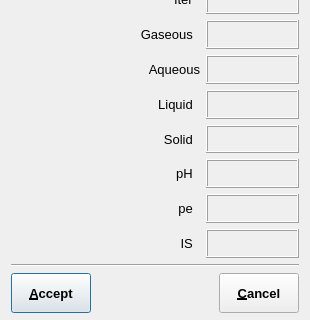
Before: the Qt Designer form GUI/Dialogs4/ProgressDialog4.ui in gemshub/GEMSGUI, drawn with Qt 5; both pictures show x 0 to 310 and y 140 to 460 of the 310 by 460 pixel window.
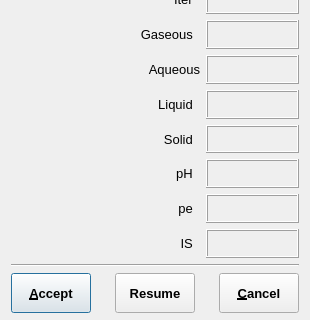
After: the same form once the commit is applied.

```diff
--- a/GUI/Dialogs4/ProgressDialog4.ui
+++ b/GUI/Dialogs4/ProgressDialog4.ui
@@ -553,6 +553,51 @@
        </property>
       </spacer>
      </item>
+     <item>
+      <widget class="QPushButton" name="pResume">
+       <property name="sizePolicy">
+        <sizepolicy hsizetype="Minimum" vsizetype="Fixed">
+         <horstretch>0</horstretch>
+         <verstretch>0</verstretch>
+        </sizepolicy>
+       </property>
+       <property name="minimumSize">
+        <size>
+         <width>80</width>
+         <height>40</height>
+        </size>
+       </property>
+       <property name="font">
+        <font>
+         <pointsize>10</pointsize>
+         <weight>75</weight>
+         <bold>true</bold>
+        </font>
+       </property>
+       <property name="toolTip">
+        <string>Make all iteration in Stepwise mode</string>
+       </property>
+       <property name="text">
+        <string>Resume</string>
+       </property>
+      </widget>
+     </item>
+     <item>
+      <spacer>
+       <property name="orientation">
+        <enum>Qt::Horizontal</enum>
+       </property>
+       <property name="sizeType">
+        <enum>QSizePolicy::Expanding</enum>
+       </property>
+       <property name="sizeHint" stdset="0">
+        <size>
+         <width>40</width>
+         <height>16</height>
+        </size>
+       </property>
+      </spacer>
+     </item>
      <item>
       <widget class="QPushButton" name="pClose">
        <property name="sizePolicy">
```
Left out of the diff: 2 changed lines with no effect on the pictures.
